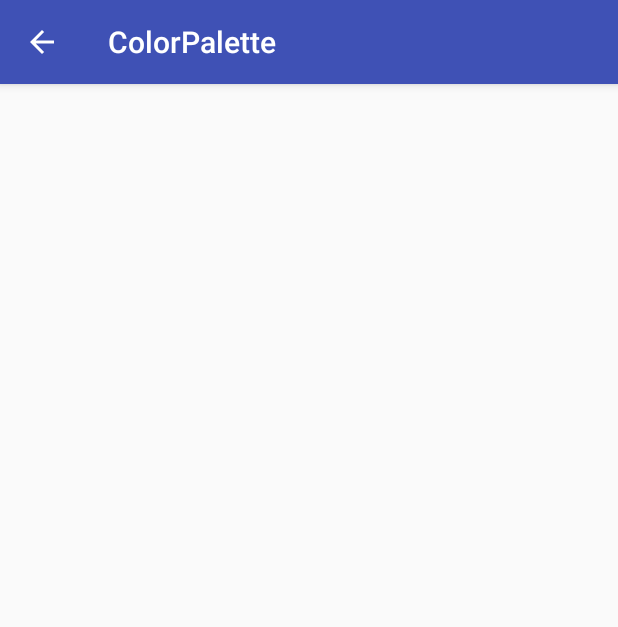
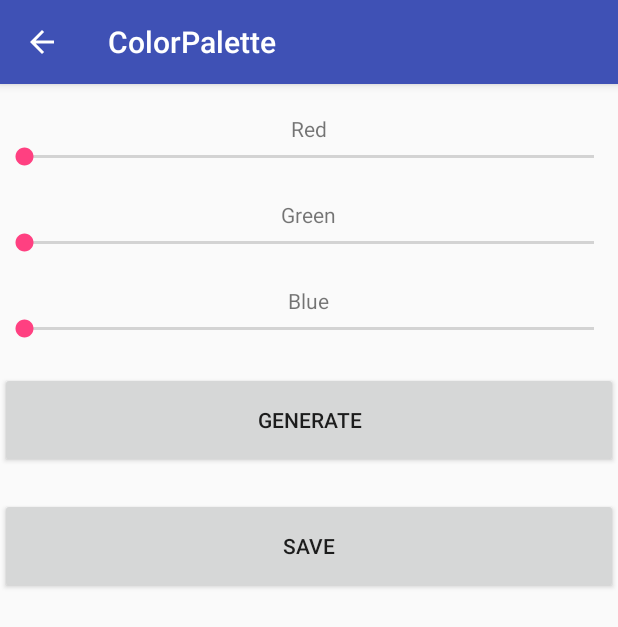
Before and after one commit to Steelith/ColorPalette, an Android app: the screen it shows after launch (ColorActivity), after a tap on "Add", on a phone screen of 412 x 824 dp. Shown: the top 627 px of the screen. Run offline under Robolectric (Android 15) with nearby library versions, the phone set to English and light mode, and no system bars; our stand-ins replace ButterKnife.

Commit message:
Update widgets and plugins

```diff
--- a/app/build.gradle
+++ b/app/build.gradle
@@ -20,10 +20,12 @@ android {
 }
 
 dependencies {
-    compile fileTree(dir: 'libs', include: ['*.jar'])
+    compile fileTree(include: ['*.jar'], dir: 'libs')
     androidTestCompile('com.android.support.test.espresso:espresso-core:2.2.2', {
         exclude group: 'com.android.support', module: 'support-annotations'
     })
+    compile 'com.jakewharton:butterknife:8.5.1'
+    compile 'com.jakewharton:butterknife-compiler:8.5.1'
     compile 'com.android.support:appcompat-v7:25.2.0'
     compile 'com.android.support.constraint:constraint-layout:1.0.1'
     compile 'com.android.support:design:25.2.0'
--- a/app/src/main/java/kisielarobert/com/colorpalette/ColorActivity.java
+++ b/app/src/main/java/kisielarobert/com/colorpalette/ColorActivity.java
@@ -1,54 +1,87 @@
 package kisielarobert.com.colorpalette;
 
+import android.graphics.Color;
+import android.os.Bundle;
 import android.support.v4.app.NavUtils;
 import android.support.v7.app.ActionBar;
 import android.support.v7.app.AppCompatActivity;
-import android.os.Bundle;
 import android.util.Log;
 import android.view.MenuItem;
+import android.view.View;
+import android.widget.Button;
+import android.widget.LinearLayout;
+import android.widget.SeekBar;
+
+import java.util.Random;
+
+import butterknife.BindView;
+import butterknife.ButterKnife;
+import butterknife.OnClick;
 
 public class ColorActivity extends AppCompatActivity {
 
-    private static final String NAME_TAG = ColorActivity.class.getSimpleName();
+    public static final String COLOR_NAME_TAG = ColorActivity.class.getSimpleName();
+
+    @BindView(R.id.redSeekBar)
+    SeekBar redSeekBar;
+    @BindView(R.id.greenSeekBar)
+    SeekBar greenSeekBar;
+    @BindView(R.id.blueSeekBar)
+    SeekBar blueSeekBar;
+    @BindView(R.id.generateButton)
+    Button generateButton;
+    @BindView(R.id.saveButton)
+    Button saveButton;
+    @BindView(R.id.colorLinearLayout)
+    LinearLayout colorLinearLayout;
+
     private ActionBar actionBar;
+
+    private int red;
+    private int green;
+    private int blue;
+
+    Random random = new Random();
+
+    @Override
+    protected void onDestroy() {
+        super.onDestroy();
+        Log.d(COLOR_NAME_TAG, "onDestroy");
+    }
+
+    @Override
+    protected void onStart() {
+        super.onStart();
+        Log.d(COLOR_NAME_TAG, "onStart");
+    }
+
+    @Override
+    protected void onStop() {
+        super.onStop();
+        Log.d(COLOR_NAME_TAG, "onStop");
+    }
+
+    @Override
+    protected void onResume() {
+        super.onResume();
+        Log.d(COLOR_NAME_TAG, "onResume");
+    }
+
+    @Override
+    protected void onPause() {
+        super.onPause();
+        Log.d(COLOR_NAME_TAG, "onPause");
+    }
 
     @Override
     protected void onCreate(Bundle savedInstanceState) {
         super.onCreate(savedInstanceState);
         setContentView(R.layout.activity_color);
+        ButterKnife.bind(this);
         actionBar = getSupportActionBar();
         actionBar.setDefaultDisplayHomeAsUpEnabled(true);
-        Log.d(NAME_TAG, "onCreate");
-    }
 
-    @Override
-    protected void onDestroy() {
-        super.onDestroy();
-        Log.d(NAME_TAG, "onDestroy");
-    }
-
-    @Override
-    protected void onStart() {
-        super.onStart();
-        Log.d(NAME_TAG, "onStart");
-    }
-
-    @Override
-    protected void onStop() {
-        super.onStop();
-        Log.d(NAME_TAG, "onStop");
-    }
-
-    @Override
-    protected void onResume() {
-        super.onResume();
-        Log.d(NAME_TAG, "onResume");
-    }
-
-    @Override
-    protected void onPause() {
-        super.onPause();
-        Log.d(NAME_TAG, "onPause");
+        Log.d(COLOR_NAME_TAG, "onCreate");
     }
 
     @Override
@@ -59,4 +92,25 @@ public class ColorActivity extends AppCompatActivity {
         }
         return super.onOptionsItemSelected(item);
     }
+
+    @OnClick(R.id.generateButton)
+    public void generate() {
+
+        Log.d(COLOR_NAME_TAG, "generateButton clicked");
+        /*red = random.nextInt(256);
+        green = random.nextInt(256);
+        blue = random.nextInt(256);
+
+        int color = Color.rgb(red, green, blue);
+        colorLinearLayout.setBackgroundColor(color);
+        */
+    }
+
+    @OnClick(R.id.saveButton)
+    public void save() {
+        Log.d(COLOR_NAME_TAG, "saveButton clicked");
+    }
+
+
+
 }
--- a/app/src/main/res/layout/activity_color.xml
+++ b/app/src/main/res/layout/activity_color.xml
@@ -1,10 +1,49 @@
 <?xml version="1.0" encoding="utf-8"?>
-<android.support.constraint.ConstraintLayout
-    xmlns:android="http://schemas.android.com/apk/res/android"
+<LinearLayout xmlns:android="http://schemas.android.com/apk/res/android"
     xmlns:app="http://schemas.android.com/apk/res-auto"
     xmlns:tools="http://schemas.android.com/tools"
+    android:id="@+id/colorLinearLayout"
     android:layout_width="match_parent"
     android:layout_height="match_parent"
+    android:orientation="vertical"
     tools:context="kisielarobert.com.colorpalette.ColorActivity">
 
-</android.support.constraint.ConstraintLayout>
+    <TextView
+        style="@style/LabelStyle"
+        android:layout_marginTop="20dp"
+        android:text="@string/red" />
+
+    <SeekBar
+        android:id="@+id/redSeekBar"
+        style="@style/ColorSeekBarStyle" />
+
+    <TextView
+        style="@style/LabelStyle"
+        android:text="@string/green" />
+
+    <SeekBar
+        android:id="@+id/greenSeekBar"
+        style="@style/ColorSeekBarStyle" />
+
+    <TextView
+        style="@style/LabelStyle"
+        android:text="@string/blue" />
+
+    <SeekBar
+        android:id="@+id/blueSeekBar"
+        style="@style/ColorSeekBarStyle" />
+
+    <Button
+        android:id="@+id/generateButton"
+        android:layout_width="match_parent"
+        android:layout_height="64dp"
+        android:layout_marginBottom="20dp"
+        android:text="@string/generate" />
+
+    <Button
+        android:id="@+id/saveButton"
+        android:layout_width="match_parent"
+        android:layout_height="64dp"
+        android:text="@string/save" />
+
+</LinearLayout>
--- a/app/src/main/res/values/strings.xml
+++ b/app/src/main/res/values/strings.xml
@@ -1,4 +1,8 @@
 <resources>
     <string name="app_name">ColorPalette</string>
-    <string name="action_settings">Settings</string>
+    <string name="red">Red</string>
+    <string name="green">Green</string>
+    <string name="blue">Blue</string>
+    <string name="generate">Generate</string>
+    <string name="save">Save</string>
 </resources>
--- a/app/src/main/res/values/styles.xml
+++ b/app/src/main/res/values/styles.xml
@@ -17,4 +17,16 @@
 
     <style name="AppTheme.PopupOverlay" parent="ThemeOverlay.AppCompat.Light" />
 
+    <style name="LabelStyle">
+        <item name="android:layout_gravity">center_horizontal</item>
+        <item name="android:layout_width">wrap_content</item>
+        <item name="android:layout_height">wrap_content</item>
+    </style>
+
+    <style name="ColorSeekBarStyle">
+        <item name="android:layout_marginBottom">20dp</item>
+        <item name="android:layout_width">match_parent</item>
+        <item name="android:layout_height">wrap_content</item>
+    </style>
+
 </resources>
--- a/build.gradle
+++ b/build.gradle
@@ -6,7 +6,6 @@ buildscript {
     }
     dependencies {
         classpath 'com.android.tools.build:gradle:2.3.0'
-
         // NOTE: Do not place your application dependencies here; they belong
         // in the individual module build.gradle files
     }
```
Also changed, not shown: 2 other files.
